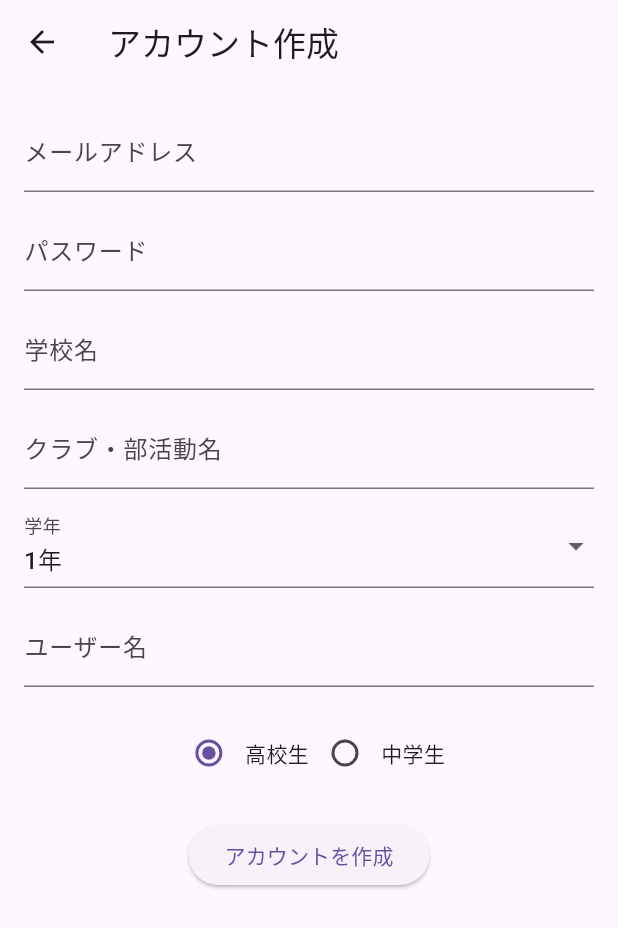
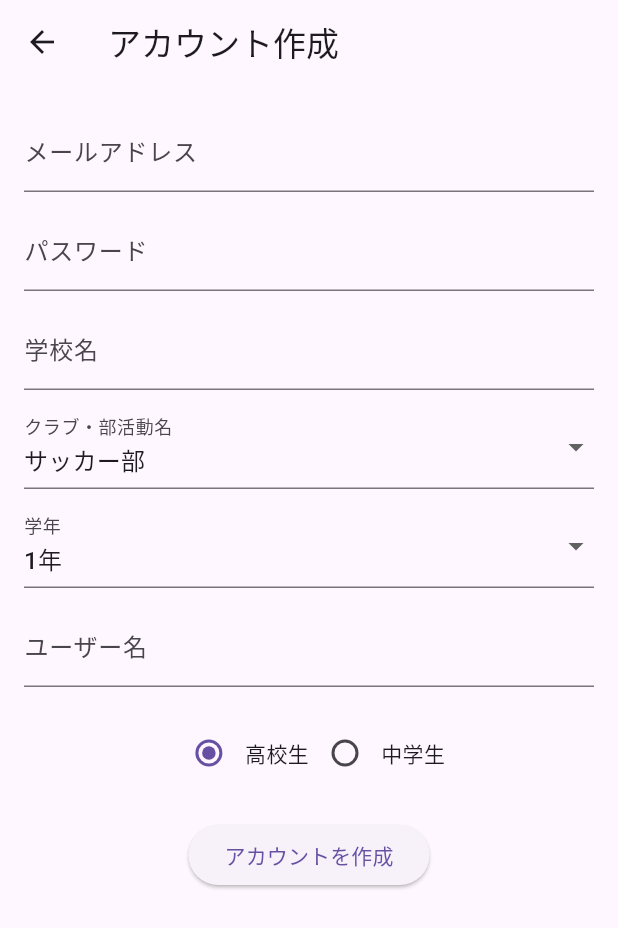
Before and after one commit to Haruki1090/benesse_hackathon_202407, a Flutter app: the RegisterScreen screen opened directly, on a phone screen of 412 x 824 dp. Shown: the top 928 px of the screen. Run offline on Flutter 3.47's test engine with Material 3 defaults, Android fonts, the phone set to English and light mode, and no system bars; our stand-ins replace cloud_firestore, firebase_auth, firebase_core, freezed_annotation; accounts and stored records are empty.

```diff
--- a/lib/register_screen.dart
+++ b/lib/register_screen.dart
@@ -1,5 +1,3 @@
-// ignore_for_file: use_build_context_synchronously
-
 import 'package:benesse_hackathon_202407/models/user.dart';
 import 'package:cloud_firestore/cloud_firestore.dart';
 import 'package:firebase_auth/firebase_auth.dart' as auth;
@@ -8,10 +6,7 @@ import 'package:flutter/material.dart';
 import 'home_screen.dart';
 
 class RegisterScreen extends StatefulWidget {
-  const RegisterScreen({super.key});
-
   @override
-  // ignore: library_private_types_in_public_api
   _RegisterScreenState createState() => _RegisterScreenState();
 }
 
@@ -20,13 +15,13 @@ class _RegisterScreenState extends State<RegisterScreen> {
   final TextEditingController _emailController = TextEditingController();
   final TextEditingController _passwordController = TextEditingController();
   final TextEditingController _schoolController = TextEditingController();
-  final TextEditingController _clubController = TextEditingController();
   final TextEditingController _usernameController = TextEditingController();
   final auth.FirebaseAuth _auth = auth.FirebaseAuth.instance;
   final FirebaseFirestore _firestore = FirebaseFirestore.instance;
 
   String _educationLevel = '高校'; // 初期値を高校に設定
-  String _selectedGrade = '1年';
+  String _selectedGrade = '1年'; // 初期値を1年に設定
+  String _selectedClub = 'サッカー部'; // 初期値をサッカー部に設定
 
   // アカウント登録処理
   Future<void> _register() async {
@@ -45,7 +40,7 @@ class _RegisterScreenState extends State<RegisterScreen> {
             email: _emailController.text,
             username: _usernameController.text,
             school: _schoolController.text,
-            club: _clubController.text,
+            club: _selectedClub,
             grade: _selectedGrade,
             educationLevel: _educationLevel,
           );
@@ -56,10 +51,11 @@ class _RegisterScreenState extends State<RegisterScreen> {
               .set(user.toJson());
           Navigator.pushReplacement(
             context,
-            MaterialPageRoute(builder: (context) => const HomeScreen()),
+            MaterialPageRoute(builder: (context) => HomeScreen()),
           );
         }
       } catch (e) {
+        print('登録エラー: $e');
         // エラーメッセージの表示など
         showDialog(
           context: context,
@@ -137,12 +133,58 @@ class _RegisterScreenState extends State<RegisterScreen> {
                   },
                 ),
                 const SizedBox(height: 10),
-                TextFormField(
-                  controller: _clubController,
+                DropdownButtonFormField<String>(
+                  value: _selectedClub,
                   decoration: const InputDecoration(labelText: 'クラブ・部活動名'),
+                  items: [
+                    'サッカー部',
+                    '野球部',
+                    'バスケットボール部',
+                    'テニス部',
+                    '水泳部',
+                    '陸上競技部',
+                    'バレーボール部',
+                    'バドミントン部',
+                    '卓球部',
+                    '剣道部',
+                    '柔道部',
+                    '空手部',
+                    '合気道部',
+                    '弓道部',
+                    'ダンス部',
+                    '軽音楽部',
+                    '吹奏楽部',
+                    '美術部',
+                    '書道部',
+                    '茶道部',
+                    '華道部',
+                    '演劇部',
+                    '放送部',
+                    '写真部',
+                    '科学部',
+                    '数学部',
+                    '地学部',
+                    '生物部',
+                    '化学部',
+                    '物理部',
+                    '天文部',
+                    'コンピュータ部',
+                    '家庭科部',
+                    '英語部'
+                  ].map((String value) {
+                    return DropdownMenuItem<String>(
+                      value: value,
+                      child: Text(value),
+                    );
+                  }).toList(),
+                  onChanged: (String? newValue) {
+                    setState(() {
+                      _selectedClub = newValue!;
+                    });
+                  },
                   validator: (value) {
                     if (value == null || value.isEmpty) {
-                      return 'クラブ・部活動名を入力してください。';
+                      return 'クラブ・部活動名を選択してください。';
                     }
                     return null;
                   },
```
